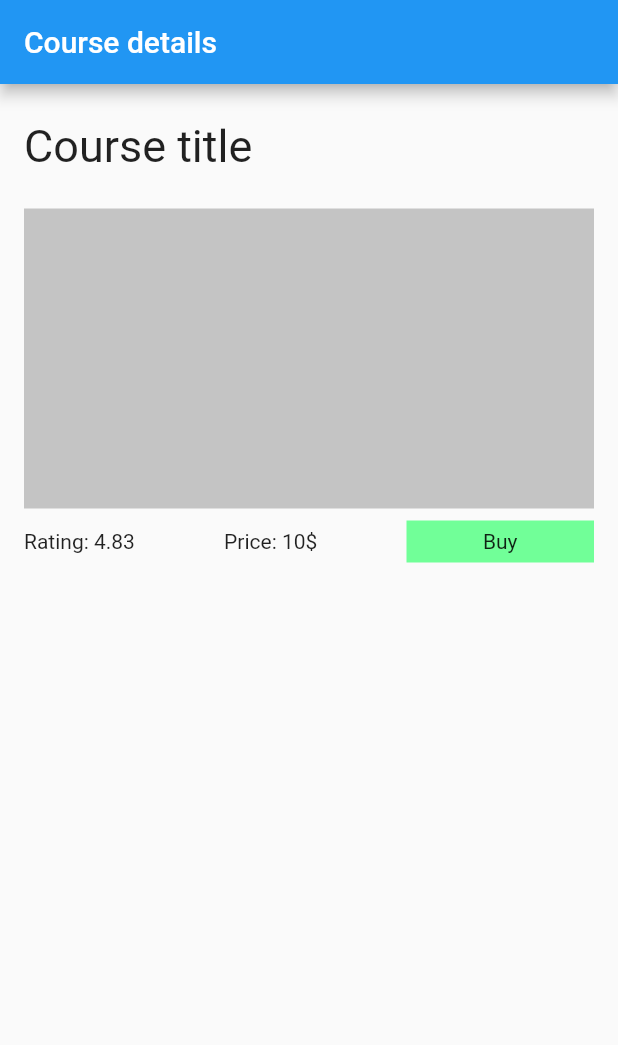
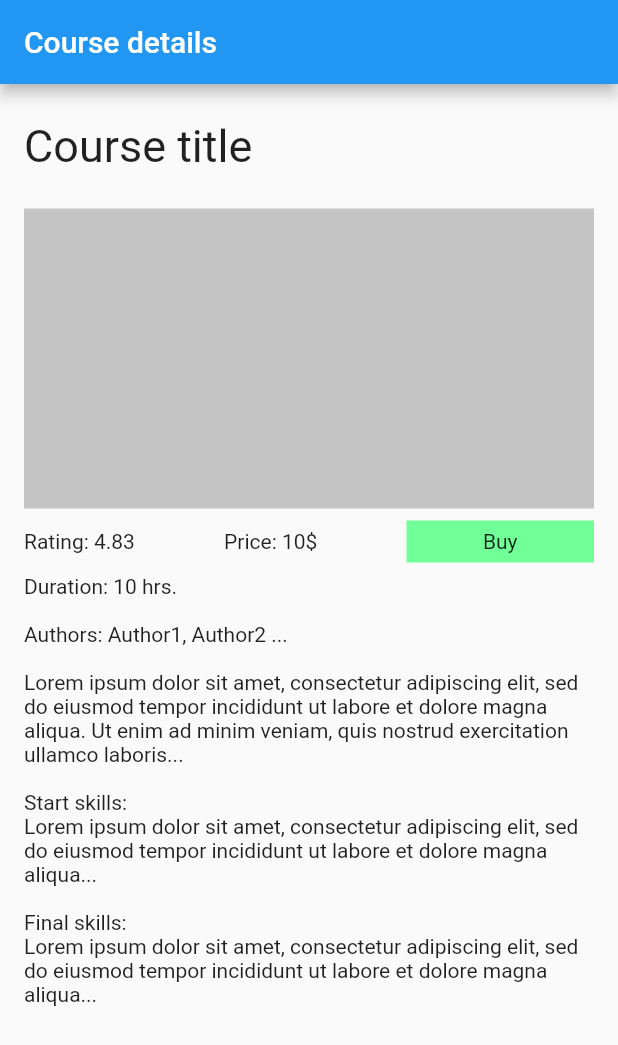
Before and after one commit to Noostar/mobile, a Flutter app: the CourseDetails screen opened directly, on a phone screen of 412 x 824 dp. Shown: the top 1045 px of the screen. Run offline on Flutter 3.47's test engine with Material 2 defaults, Android fonts, the phone set to English and light mode, and no system bars.

Commit message:
Added _CourseDescription
Widget contains rating, price, status and description of the course.

```diff
--- a/lib/examples_from_courses/presentation/pages/course_details/course_detaills.dart
+++ b/lib/examples_from_courses/presentation/pages/course_details/course_detaills.dart
@@ -53,18 +53,48 @@ class CourseDetails extends StatelessWidget {
                   color: const Color(0xffC4C4C4),
                 ),
                 const SizedBox(height: 8),
-                Row(
-                  mainAxisAlignment: MainAxisAlignment.spaceBetween,
-                  children: const [
-                    Text('Rating: 4.83'),
-                    Text('Price: 10\$'),
-                    _BuyButton(),
-                  ],
+                const Expanded(
+                  child: SingleChildScrollView(
+                    child: _CourseDescription(),
+                  ),
                 ),
               ],
             ),
           ),
         ),
+      );
+}
+
+class _CourseDescription extends StatelessWidget {
+  const _CourseDescription({
+    Key key,
+  }) : super(key: key);
+
+  @override
+  Widget build(BuildContext context) => Column(
+        children: [
+          Row(
+            mainAxisAlignment: MainAxisAlignment.spaceBetween,
+            children: const [
+              Text('Rating: 4.83'),
+              Text('Price: 10\$'),
+              _BuyButton(),
+            ],
+          ),
+          const SizedBox(height: 8),
+          const Text('''Duration: 10 hrs.
+
+Authors: Author1, Author2 ...
+
+Lorem ipsum dolor sit amet, consectetur adipiscing elit, sed do eiusmod tempor incididunt ut labore et dolore magna aliqua. Ut enim ad minim veniam, quis nostrud exercitation ullamco laboris...
+
+Start skills:
+Lorem ipsum dolor sit amet, consectetur adipiscing elit, sed do eiusmod tempor incididunt ut labore et dolore magna aliqua...
+
+Final skills:
+Lorem ipsum dolor sit amet, consectetur adipiscing elit, sed do eiusmod tempor incididunt ut labore et dolore magna aliqua...
+''')
+        ],
       );
 }
 
```
